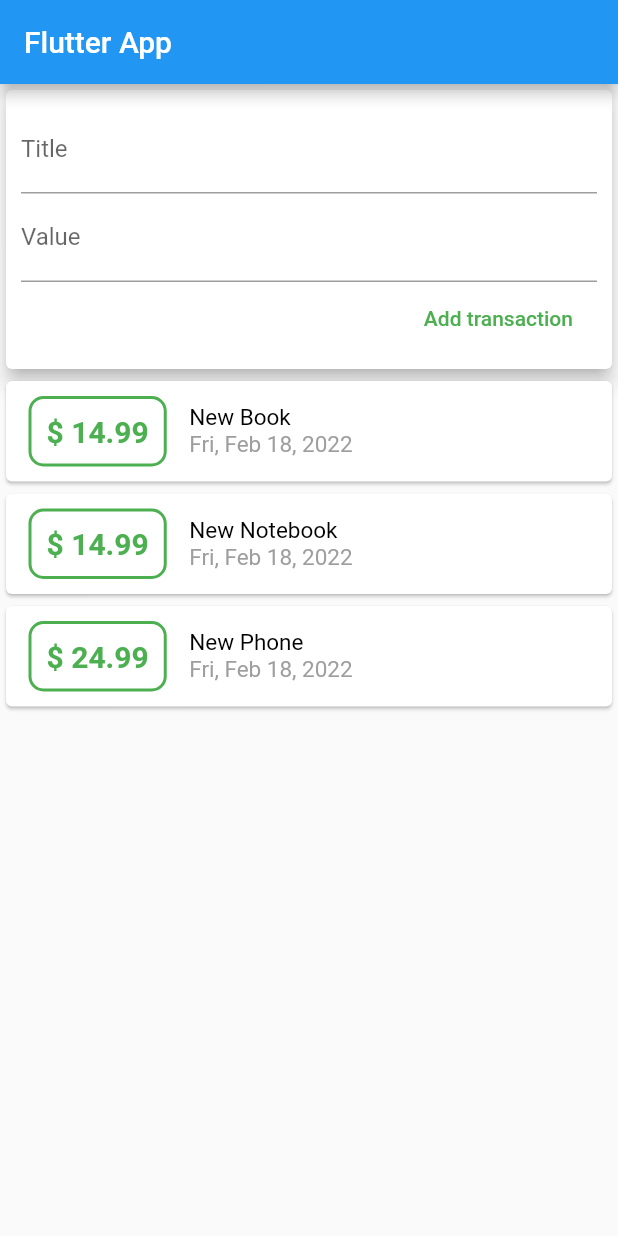
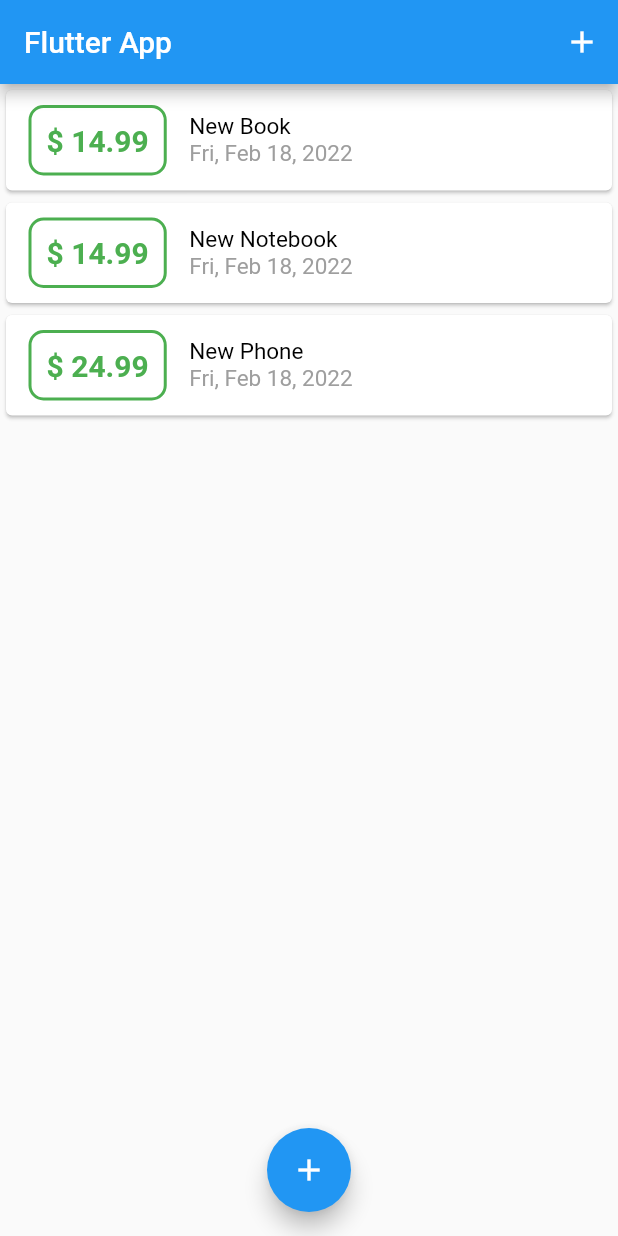
Before and after one commit to davdmoo/flutter_personal_expenses_app, a Flutter app: the screen it shows after launch, on a phone screen of 412 x 824 dp. Run offline on Flutter 3.47's test engine with Material 2 defaults, Android fonts, the phone set to English and light mode, and no system bars.

Commit message:
Feat: add floating and appbar button to show input modal

```diff
--- a/lib/main.dart
+++ b/lib/main.dart
@@ -1,6 +1,8 @@
-import 'package:flutter/material.dart';
+import "package:flutter/material.dart";
 
-import "./widgets/user_transactions.dart";
+import "./widgets/new_transaction.dart";
+import "./widgets/transaction_list.dart";
+import "./models/transaction.dart";
 
 void main() => runApp(MyApp());
 
@@ -14,21 +16,77 @@ class MyApp extends StatelessWidget {
   }
 }
 
-class MyHomePage extends StatelessWidget {
-  final titleController = TextEditingController();
-  final valueController = TextEditingController();
+class MyHomePage extends StatefulWidget {
+  @override
+  State<MyHomePage> createState() => _MyHomePageState();
+}
+
+class _MyHomePageState extends State<MyHomePage> {
+  final List<Transaction> _userTransactions = [
+    Transaction(
+      id: "1",
+      title: "New Book",
+      value: 14.99,
+      date: DateTime.now(),
+    ),
+    Transaction(
+      id: "2",
+      title: "New Notebook",
+      value: 14.99,
+      date: DateTime.now(),
+    ),
+    Transaction(
+      id: "3",
+      title: "New Phone",
+      value: 24.99,
+      date: DateTime.now(),
+    ),
+  ];
+
+  void _addNewTransaction(String txTitle, double txValue) {
+    final newTrans = Transaction(
+      title: txTitle,
+      value: txValue,
+      date: DateTime.now(),
+      id: DateTime.now().toString()
+    );
+
+    setState(() { // setState jalanin build lagi
+      _userTransactions.add(newTrans);
+    });
+  }
+
+  void showInputTransaction(BuildContext ctx) {
+    showModalBottomSheet(
+      context: ctx,
+      builder: (_) {
+        return NewTransaction(_addNewTransaction);
+      },
+    );
+  }
 
   @override
   Widget build(BuildContext context) {
     return Scaffold(
       appBar: AppBar(
         title: const Text('Flutter App'),
+        actions: <Widget>[
+          IconButton(
+            icon: Icon(Icons.add),
+            onPressed: () => showInputTransaction(context),
+          )
+        ]
       ),
       body: SingleChildScrollView(
         child: Column(
           children: <Widget>[
-            UserTransactions(),
+            TransactionList(_userTransactions),
         ]),
+      ),
+      floatingActionButtonLocation: FloatingActionButtonLocation.centerFloat,
+      floatingActionButton: FloatingActionButton(
+        child: Icon(Icons.add),
+        onPressed: () => showInputTransaction(context),
       ),
     );
   }
--- a/lib/widgets/transaction_list.dart
+++ b/lib/widgets/transaction_list.dart
@@ -31,7 +31,7 @@ class TransactionList extends StatelessWidget {
                     ),
                     padding: const EdgeInsets.all(10),
                     child: Text(
-                      "\$ ${transactions[idx].value}",
+                      "\$ ${transactions[idx].value.toStringAsFixed(2)}",
                       style: const TextStyle(
                         fontWeight: FontWeight.bold,
                         fontSize: 20,
--- a/lib/widgets/user_transactions.dart
+++ /dev/null
@@ -1,57 +0,0 @@
-import "package:flutter/material.dart";
-
-import "./transaction_list.dart";
-import "./new_transaction.dart";
-import "../models/transaction.dart";
-
-class UserTransactions extends StatefulWidget {
-
-  @override
-  _UserTransactionsState createState() => _UserTransactionsState();
-}
-
-class _UserTransactionsState extends State<UserTransactions> {
-  final List<Transaction> _userTransactions = [
-    Transaction(
-      id: "1",
-      title: "New Book",
-      value: 14.99,
-      date: DateTime.now(),
-    ),
-    Transaction(
-      id: "2",
-      title: "New Notebook",
-      value: 14.99,
-      date: DateTime.now(),
-    ),
-    Transaction(
-      id: "3",
-      title: "New Phone",
-      value: 24.99,
-      date: DateTime.now(),
-    ),
-  ];
-
-  void _addNewTransaction(String txTitle, double txValue) {
-    final newTrans = Transaction(
-      title: txTitle,
-      value: txValue,
-      date: DateTime.now(),
-      id: DateTime.now().toString()
-    );
-
-    setState(() { // setState jalanin build lagi
-      _userTransactions.add(newTrans);
-    });
-  }
-
-  @override
-  Widget build(BuildContext context) {
-    return Column(
-      children: <Widget>[
-        NewTransaction(_addNewTransaction),
-        TransactionList(_userTransactions),
-      ]
-    );
-  }
-}
```
Also changed, not shown: lib/widgets/new_transaction.dart (+26 -6 lines).
